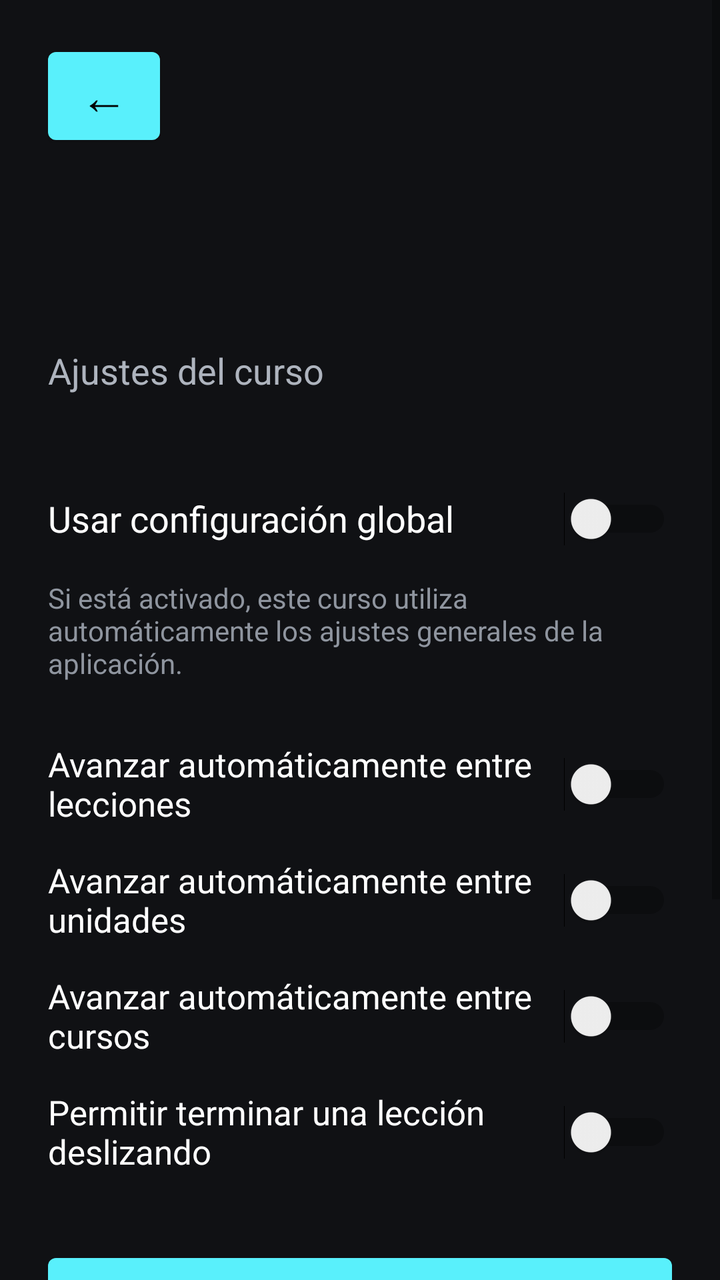
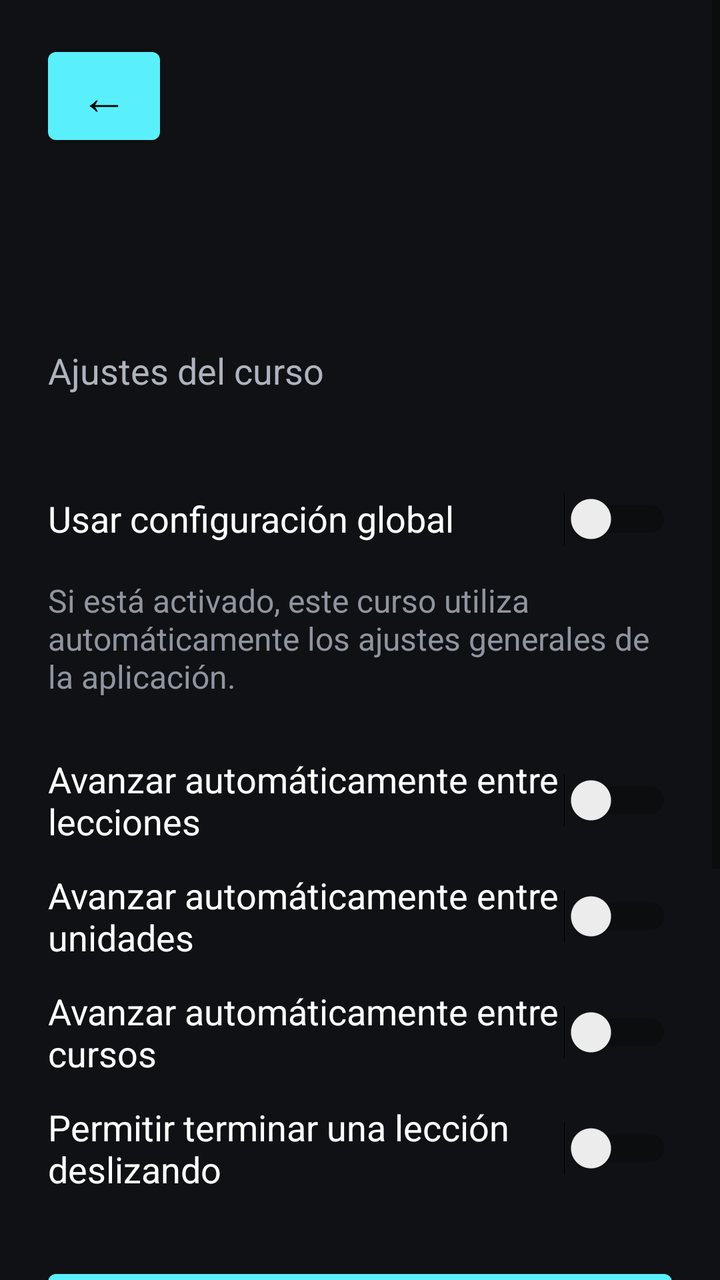

Screens rendered from an Android XML layout before and after an edit, with the pre-edit source and the edit as a unified diff.
<!-- AndroidManifest.xml: application theme Theme.LearnGraphicsProgramming -->
<!-- res/layout/activity_course_options.xml -->
<?xml version="1.0" encoding="utf-8"?>
<ScrollView xmlns:android="http://schemas.android.com/apk/res/android"
    android:layout_width="match_parent"
    android:layout_height="match_parent"
    android:background="#101114"
    android:fillViewport="true">

    <LinearLayout
        android:layout_width="match_parent"
        android:layout_height="wrap_content"
        android:orientation="vertical"
        android:paddingStart="24dp"
        android:paddingTop="20dp"
        android:paddingEnd="24dp"
        android:paddingBottom="32dp">

        <Button
            android:id="@+id/buttonBack"
            android:layout_width="56dp"
            android:layout_height="56dp"
            android:minWidth="0dp"
            android:minHeight="0dp"
            android:padding="0dp"
            android:text="←"
            android:textAllCaps="false"
            android:textSize="24sp" />

        <TextView
            android:id="@+id/textCourseNumber"
            android:layout_width="match_parent"
            android:layout_height="wrap_content"
            android:layout_marginTop="20dp"
            android:textColor="#B47CFF"
            android:textSize="16sp"
            android:textStyle="bold" />

        <TextView
            android:id="@+id/textCourseTitle"
            android:layout_width="match_parent"
            android:layout_height="wrap_content"
            android:layout_marginTop="6dp"
            android:textColor="#FFFFFF"
            android:textSize="28sp"
            android:textStyle="bold" />

        <TextView
            android:layout_width="match_parent"
            android:layout_height="wrap_content"
            android:layout_marginTop="12dp"
            android:text="Ajustes del curso"
            android:textColor="#AEB4BE"
            android:textSize="18sp" />

        <Switch
            android:id="@+id/switchUseGlobal"
            android:layout_width="match_parent"
            android:layout_height="wrap_content"
            android:layout_marginTop="32dp"
            android:minHeight="60dp"
            android:text="Usar configuración global"
            android:textColor="#FFFFFF"
            android:textSize="18sp" />

        <TextView
            android:layout_width="match_parent"
            android:layout_height="wrap_content"
            android:layout_marginBottom="22dp"
            android:text="Si está activado, este curso utiliza automáticamente los ajustes generales de la aplicación."
            android:textColor="#8F959F"
            android:textSize="14sp" />

        <Switch
            android:id="@+id/switchBetweenLessons"
            android:layout_width="match_parent"
            android:layout_height="wrap_content"
            android:minHeight="58dp"
            android:text="Avanzar automáticamente entre lecciones"
            android:textColor="#FFFFFF"
            android:textSize="17sp" />

        <Switch
            android:id="@+id/switchBetweenUnits"
            android:layout_width="match_parent"
            android:layout_height="wrap_content"
            android:minHeight="58dp"
            android:text="Avanzar automáticamente entre unidades"
            android:textColor="#FFFFFF"
            android:textSize="17sp" />

        <Switch
            android:id="@+id/switchBetweenCourses"
            android:layout_width="match_parent"
            android:layout_height="wrap_content"
            android:minHeight="58dp"
            android:text="Avanzar automáticamente entre cursos"
            android:textColor="#FFFFFF"
            android:textSize="17sp" />

        <Switch
            android:id="@+id/switchSwipeFinish"
            android:layout_width="match_parent"
            android:layout_height="wrap_content"
            android:minHeight="58dp"
            android:text="Permitir terminar una lección deslizando"
            android:textColor="#FFFFFF"
            android:textSize="17sp" />

        <Button
            android:id="@+id/buttonSave"
            android:layout_width="match_parent"
            android:layout_height="wrap_content"
            android:layout_marginTop="28dp"
            android:minHeight="62dp"
            android:text="Guardar cambios"
            android:textAllCaps="false"
            android:textSize="18sp" />

        <TextView
            android:layout_width="match_parent"
            android:layout_height="wrap_content"
            android:layout_marginTop="42dp"
            android:text="Progreso"
            android:textColor="#FFFFFF"
            android:textSize="21sp"
            android:textStyle="bold" />

        <Button
            android:id="@+id/buttonResetCourse"
            android:layout_width="match_parent"
            android:layout_height="wrap_content"
            android:layout_marginTop="16dp"
            android:minHeight="62dp"
            android:text="Reiniciar curso"
            android:textAllCaps="false"
            android:textSize="18sp" />

        <TextView
            android:layout_width="match_parent"
            android:layout_height="wrap_content"
            android:layout_marginTop="10dp"
            android:text="Elimina el progreso y las respuestas de todas las unidades y lecciones de este curso."
            android:textColor="#8F959F"
            android:textSize="14sp" />

    </LinearLayout>

</ScrollView>
<!-- resources referenced by this layout -->
<resources>
  <style name="Theme.LearnGraphicsProgramming" parent="Theme.MaterialComponents.DayNight.DarkActionBar">
          
          <item name="colorPrimary">@color/purple_500</item>
          <item name="colorPrimaryVariant">@color/purple_700</item>
          <item name="colorOnPrimary">@color/black</item>
          
          <item name="colorSecondary">@color/teal_200</item>
          <item name="colorSecondaryVariant">@color/teal_700</item>
          <item name="colorOnSecondary">@color/black</item>
          
          <item name="android:statusBarColor">?attr/colorPrimaryVariant</item>
          
          <item name="windowActionBar">false</item>
          <item name="windowNoTitle">true</item>
      </style>
  <color name="purple_500">#FF59F0FC</color>
  <color name="purple_700">#FF31848B</color>
  <color name="black">#FF000000</color>
  <color name="teal_200">#FF03DAC5</color>
  <color name="teal_700">#FF018786</color>
</resources>

<!-- the commit's change to res/layout/activity_course_options.xml (unified diff, before → after) -->
@@ -67,7 +67,7 @@
             android:layout_marginBottom="22dp"
             android:text="Si está activado, este curso utiliza automáticamente los ajustes generales de la aplicación."
             android:textColor="#8F959F"
-            android:textSize="14sp" />
+            android:textSize="16sp" />
 
         <Switch
             android:id="@+id/switchBetweenLessons"
@@ -76,7 +76,7 @@
             android:minHeight="58dp"
             android:text="Avanzar automáticamente entre lecciones"
             android:textColor="#FFFFFF"
-            android:textSize="17sp" />
+            android:textSize="18sp" />
 
         <Switch
             android:id="@+id/switchBetweenUnits"
@@ -85,7 +85,7 @@
             android:minHeight="58dp"
             android:text="Avanzar automáticamente entre unidades"
             android:textColor="#FFFFFF"
-            android:textSize="17sp" />
+            android:textSize="18sp" />
 
         <Switch
             android:id="@+id/switchBetweenCourses"
@@ -94,7 +94,7 @@
             android:minHeight="58dp"
             android:text="Avanzar automáticamente entre cursos"
             android:textColor="#FFFFFF"
-            android:textSize="17sp" />
+            android:textSize="18sp" />
 
         <Switch
             android:id="@+id/switchSwipeFinish"
@@ -103,7 +103,7 @@
             android:minHeight="58dp"
             android:text="Permitir terminar una lección deslizando"
             android:textColor="#FFFFFF"
-            android:textSize="17sp" />
+            android:textSize="18sp" />
 
         <Button
             android:id="@+id/buttonSave"
@@ -140,7 +140,7 @@
             android:layout_marginTop="10dp"
             android:text="Elimina el progreso y las respuestas de todas las unidades y lecciones de este curso."
             android:textColor="#8F959F"
-            android:textSize="14sp" />
+            android:textSize="16sp" />
 
     </LinearLayout>
 
